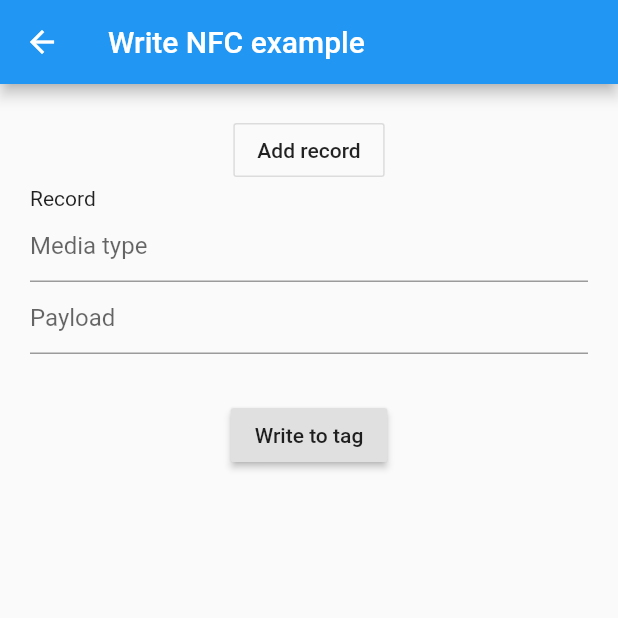
After one commit to MOo207/ClientApp, a Flutter app: the WriteExampleScreen screen opened directly, after a tap on "Add record", on a phone screen of 412 x 824 dp, the top half of it. The commit adds this screen. Run offline on Flutter 3.47's test engine with Material 2 defaults, Android fonts, the phone set to English and light mode, and no system bars; our stand-ins replace image_picker; missing offline and left inert: nfc_in_flutter.

Commit message:
add nfc function

```diff
--- /dev/null
+++ b/lib/services/Nfc/write_screen.dart
@@ -0,0 +1,115 @@
+import 'package:flutter/material.dart';
+import 'package:nfc_in_flutter/nfc_in_flutter.dart';
+import 'dart:async';
+import 'dart:io';
+
+class RecordEditor {
+  TextEditingController mediaTypeController;
+  TextEditingController payloadController;
+
+  RecordEditor() {
+    mediaTypeController = TextEditingController();
+    payloadController = TextEditingController();
+  }
+}
+
+class WriteExampleScreen extends StatefulWidget {
+  @override
+  _WriteExampleScreenState createState() => _WriteExampleScreenState();
+}
+
+class _WriteExampleScreenState extends State<WriteExampleScreen> {
+  StreamSubscription<NDEFMessage> _stream;
+  List<RecordEditor> _records = [];
+  bool _hasClosedWriteDialog = false;
+
+  void _addRecord() {
+    setState(() {
+      _records.add(RecordEditor());
+    });
+  }
+
+  void _write(BuildContext context) async {
+    List<NDEFRecord> records = _records.map((record) {
+      return NDEFRecord.type(
+        record.mediaTypeController.text,
+        record.payloadController.text,
+      );
+    }).toList();
+    NDEFMessage message = NDEFMessage.withRecords(records);
+
+    // Show dialog on Android (iOS has it's own one)
+    if (Platform.isAndroid) {
+      showDialog(
+        context: context,
+        builder: (context) => AlertDialog(
+          title: const Text("Scan the tag you want to write to"),
+          actions: <Widget>[
+            FlatButton(
+              child: const Text("Cancel"),
+              onPressed: () {
+                _hasClosedWriteDialog = true;
+                _stream?.cancel();
+                Navigator.pop(context);
+              },
+            ),
+          ],
+        ),
+      );
+    }
+
+    // Write to the first tag scanned
+    await NFC.writeNDEF(message).first;
+    if (!_hasClosedWriteDialog) {
+      Navigator.pop(context);
+    }
+  }
+
+  @override
+  Widget build(BuildContext context) {
+    return Scaffold(
+      appBar: AppBar(
+        title: const Text("Write NFC example"),
+      ),
+      body: ListView(
+        padding: const EdgeInsets.all(20),
+        children: <Widget>[
+          Center(
+            child: OutlineButton(
+              child: const Text("Add record"),
+              onPressed: _addRecord,
+            ),
+          ),
+          for (var record in _records)
+            Padding(
+              padding: const EdgeInsets.only(bottom: 30),
+              child: Column(
+                crossAxisAlignment: CrossAxisAlignment.start,
+                children: <Widget>[
+                  Text("Record", style: Theme.of(context).textTheme.bodyText2),
+                  TextFormField(
+                    controller: record.mediaTypeController,
+                    decoration: InputDecoration(
+                      hintText: "Media type",
+                    ),
+                  ),
+                  TextFormField(
+                    controller: record.payloadController,
+                    decoration: InputDecoration(
+                      hintText: "Payload",
+                    ),
+                  )
+                ],
+              ),
+            ),
+          Center(
+            child: RaisedButton(
+              child: const Text("Write to tag"),
+              onPressed: _records.length > 0 ? () => _write(context) : null,
+            ),
+          ),
+        ],
+      ),
+    );
+  }
+}
--- a/lib/screens/camera.dart
+++ b/lib/services/camera.dart
@@ -96,7 +96,7 @@ class _CameraState extends State<Camera> {
       body: Center(
           child: Padding(
         padding: const EdgeInsets.only(
-          top: 300,
+          top: 200,
         ),
         child: Column(
           children: <Widget>[
--- a/pubspec.yaml
+++ b/pubspec.yaml
@@ -25,6 +25,7 @@ dependencies:
     sdk: flutter
   image_picker: ^0.6.7+3
   http: ^0.12.1
+  nfc_in_flutter: ^2.0.5
 
 
   # The following adds the Cupertino Icons font to your application.
```
Also changed, not shown: lib/main.dart (+7 -3 lines), lib/screens/nfc.dart (deleted, +0 -18 lines), lib/services/Nfc/nfc.dart (added, +219 -0 lines), lib/services/Nfc/read_screen.dart (added, +98 -0 lines), pubspec.lock, 1 other file.
